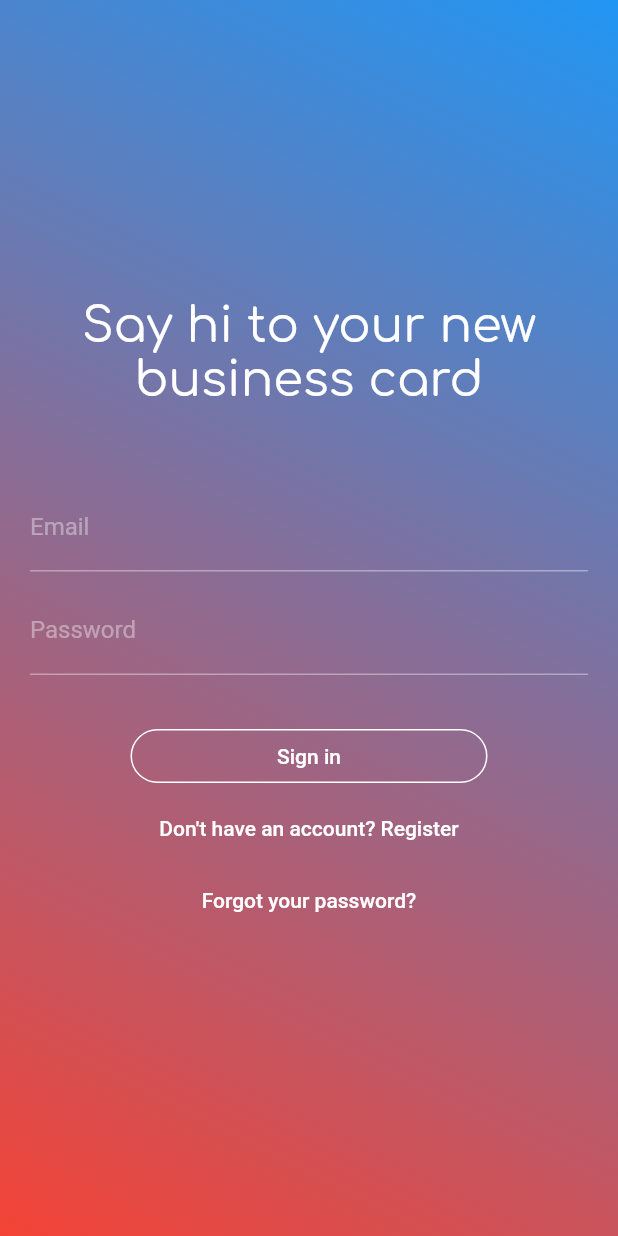
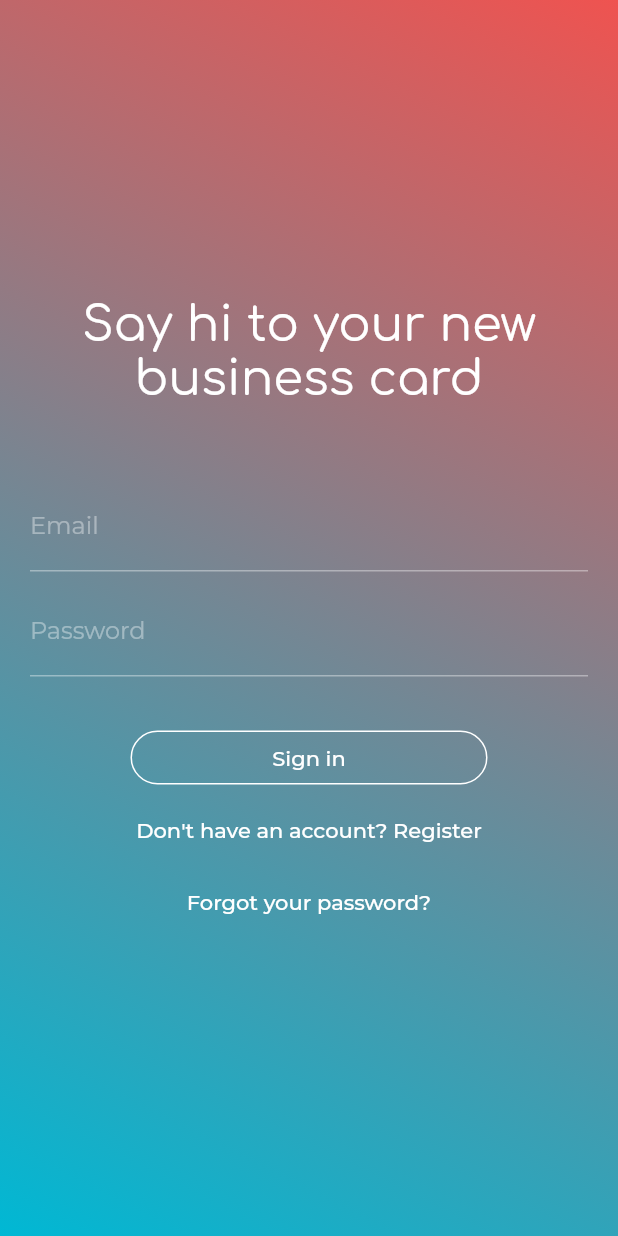
Before and after one commit to Ai-Albert/neomeet, a Flutter app: the screen it shows after launch, on a phone screen of 412 x 824 dp. Run offline on Flutter 3.47's test engine with Material 2 defaults, Android fonts, the phone set to English and light mode, and no system bars; our stand-ins replace cloud_firestore, firebase_auth, firebase_core, google_fonts; missing offline and left inert: qr_code_scanner; accounts and stored records are empty.

Commit message:
Added scanner and fixed laggy button animations

```diff
--- /dev/null
+++ b/lib/custom_widgets/bouncing_button.dart
@@ -0,0 +1,53 @@
+import 'package:flutter/material.dart';
+
+class BouncingButton extends StatefulWidget {
+  final Widget child;
+  final VoidCallback onPress;
+
+  BouncingButton({Key? key, required this.child, required this.onPress})
+      : super(key: key);
+
+  @override
+  _BouncingButtonState createState() => _BouncingButtonState();
+}
+
+class _BouncingButtonState extends State<BouncingButton>
+    with SingleTickerProviderStateMixin {
+  late Animation<double> _scale;
+  late AnimationController _controller;
+
+  @override
+  void initState() {
+    super.initState();
+    _controller = AnimationController(
+      vsync: this,
+      duration: const Duration(milliseconds: 50),
+    );
+    _scale = Tween<double>(begin: 1.0, end: 0.9).animate(CurvedAnimation(
+      parent: _controller, curve: Curves.ease,
+    ));
+  }
+
+  @override
+  void dispose() {
+    _controller.dispose();
+    super.dispose();
+  }
+
+  @override
+  Widget build(BuildContext context) {
+    return Listener(
+      onPointerDown: (PointerDownEvent event) {
+        _controller.forward();
+      },
+      onPointerUp: (PointerUpEvent event) {
+        _controller.reverse();
+        widget.onPress();
+      },
+      child: ScaleTransition(
+        scale: _scale,
+        child: widget.child,
+      ),
+    );
+  }
+}
--- /dev/null
+++ b/lib/custom_widgets/outlined_text_button.dart
@@ -0,0 +1,36 @@
+import 'package:flutter/material.dart';
+import 'package:flutter/services.dart';
+import 'package:google_fonts/google_fonts.dart';
+
+class OutlinedTextButton extends StatelessWidget {
+  const OutlinedTextButton({
+    Key? key,
+    required this.width,
+    required this.text,
+  }) : super(key: key);
+
+  final double width;
+  final String text;
+
+  @override
+  Widget build(BuildContext context) {
+    return TextButton(
+      child: SizedBox(
+        width: width,
+        child: Text(
+          text,
+          textAlign: TextAlign.center,
+          style: GoogleFonts.montserrat(textStyle: TextStyle(color: Colors.white)),
+        ),
+      ),
+      onPressed: () => HapticFeedback.lightImpact(),
+      style: ButtonStyle(
+        overlayColor: MaterialStateColor.resolveWith((states) => Colors.transparent),
+        shape: MaterialStateProperty.all(RoundedRectangleBorder(
+          borderRadius: BorderRadius.circular(50.0),
+          side: BorderSide(color: Colors.white),
+        )),
+      ),
+    );
+  }
+}
--- /dev/null
+++ b/lib/custom_widgets/regular_button.dart
@@ -0,0 +1,35 @@
+import 'package:flutter/material.dart';
+import 'package:flutter/services.dart';
+import 'package:google_fonts/google_fonts.dart';
+
+class RegularButton extends StatelessWidget {
+  const RegularButton({
+    Key? key,
+    required this.width,
+    required this.text,
+  }) : super(key: key);
+
+  final double width;
+  final String text;
+
+  @override
+  Widget build(BuildContext context) {
+    return TextButton(
+      child: SizedBox(
+        width: width,
+        child: Text(
+          text,
+          textAlign: TextAlign.center,
+          style: GoogleFonts.montserrat(textStyle: TextStyle(color: Colors.white)),
+        ),
+      ),
+      onPressed: () => HapticFeedback.vibrate(),
+      style: ButtonStyle(
+        overlayColor: MaterialStateColor.resolveWith((states) => Colors.transparent),
+        shape: MaterialStateProperty.all(RoundedRectangleBorder(
+          borderRadius: BorderRadius.circular(50.0),
+        )),
+      ),
+    );
+  }
+}
--- a/lib/sign_in/sign_in_page.dart
+++ b/lib/sign_in/sign_in_page.dart
@@ -1,13 +1,14 @@
 import 'package:cloud_firestore/cloud_firestore.dart';
-import 'package:digital_contact_card/app/home.dart';
-import 'package:digital_contact_card/custom_widgets/show_alert_dialog.dart';
+import 'package:digital_contact_card/custom_widgets/bouncing_button.dart';
+import 'package:digital_contact_card/custom_widgets/outlined_text_button.dart';
+import 'package:digital_contact_card/custom_widgets/regular_button.dart';
 import 'package:digital_contact_card/custom_widgets/show_exception_alert_dialog.dart';
 import 'package:digital_contact_card/services/auth.dart';
 import 'package:digital_contact_card/sign_in/password_recovery.dart';
 import 'package:flutter/material.dart';
 import 'package:google_fonts/google_fonts.dart';
 import 'package:provider/provider.dart';
-import 'package:digital_contact_card/sign_in/valildators.dart';
+import 'package:digital_contact_card/sign_in/validators.dart';
 
 enum FormType {signIn, register}
 
@@ -83,38 +84,6 @@ class _SignInPageState extends State<SignInPage> with
     );
   }
 
-  /********** ANIMATION STUFF **********/
-
-  late double _scale;
-  late AnimationController _controller;
-
-  @override
-  void initState() {
-    _controller = AnimationController(
-      vsync: this,
-      duration: Duration(milliseconds: 70),
-      lowerBound: 0.0,
-      upperBound: 0.07,
-    )..addListener(() {
-      setState(() {});
-    });
-    super.initState();
-  }
-
-  @override
-  void dispose() {
-    super.dispose();
-    _controller.dispose();
-  }
-
-  void _tapDown(TapDownDetails details) {
-    _controller.forward();
-  }
-
-  void _tapUp(TapUpDetails details) {
-    _controller.reverse();
-  }
-
   /********** UI STUFF **********/
 
   @override
@@ -128,7 +97,6 @@ class _SignInPageState extends State<SignInPage> with
     bool submitValid = !_loading && emailValid && passwordValid;
     bool showEmailError = _submitted && !emailValid;
     bool showPasswordError = _submitted && !passwordValid;
-    _scale = 1 - _controller.value;
 
     return Scaffold(
       body: Container(
@@ -136,7 +104,7 @@ class _SignInPageState extends State<SignInPage> with
           gradient: LinearGradient(
             begin: Alignment.topRight,
             end: Alignment.bottomLeft,
-            colors: [Colors.blue, Colors.red],
+            colors: [Colors.red[400]!, Colors.cyanAccent[700]!],
           ),
         ),
         child: Padding(
@@ -158,10 +126,10 @@ class _SignInPageState extends State<SignInPage> with
               ),
               SizedBox(height: 50.0),
               TextField(
-                style: TextStyle(color: Colors.white),
+                style: GoogleFonts.montserrat(textStyle: TextStyle(color: Colors.white)),
                 decoration: InputDecoration(
                   labelText: 'Email',
-                  labelStyle: TextStyle(color: Colors.white38),
+                  labelStyle: GoogleFonts.montserrat(textStyle: TextStyle(color: Colors.white38)),
                   errorText: showEmailError ? 'Email can\'t be empty' : null,
                   errorStyle: TextStyle(color: Colors.white),
                   enabledBorder: UnderlineInputBorder(borderSide: BorderSide(color: Colors.white38)),
@@ -176,10 +144,10 @@ class _SignInPageState extends State<SignInPage> with
               ),
               SizedBox(height: 10.0),
               TextField(
-                style: TextStyle(color: Colors.white),
+                style: GoogleFonts.montserrat(textStyle: TextStyle(color: Colors.white)),
                 decoration: InputDecoration(
                   labelText: 'Password',
-                  labelStyle: TextStyle(color: Colors.white38),
+                  labelStyle: GoogleFonts.montserrat(textStyle: TextStyle(color: Colors.white38)),
                   errorText: showPasswordError ? 'Password can\'t be empty' : null,
                   errorStyle: TextStyle(color: Colors.white),
                   enabledBorder: UnderlineInputBorder(borderSide: BorderSide(color: Colors.white38)),
@@ -193,14 +161,7 @@ class _SignInPageState extends State<SignInPage> with
                 onChanged: (_password) => _updateState(),
               ),
               SizedBox(height: 30.0),
-              GestureDetector(
-                onTapDown: _tapDown,
-                onTapUp: _tapUp,
-                child: Transform.scale(
-                  scale: _scale,
-                  child: _signInButton(primaryButtonText, submitValid),
-                ),
-              ),
+              _signInButton(primaryButtonText, submitValid),
               _switchButton(secondaryButtonText),
               _forgotPasswordButton(_formState == FormType.signIn ? "Forgot your password?" : " "),
             ],
@@ -211,69 +172,34 @@ class _SignInPageState extends State<SignInPage> with
   }
 
   Widget _signInButton(String primaryButtonText, bool submitValid) {
-    return TextButton(
-      child: SizedBox(
+    return BouncingButton(
+      child: OutlinedTextButton(
         width: MediaQuery.of(context).size.width - 40 - 150,
-        child: Text(
-          primaryButtonText,
-          textAlign: TextAlign.center,
-          style: TextStyle(color: Colors.white),
-        ),
+        text: primaryButtonText,
       ),
-      onPressed: submitValid ? submit : null,
-      style: ButtonStyle(
-        overlayColor: MaterialStateColor.resolveWith((states) => Colors.transparent),
-        shape: MaterialStateProperty.all(RoundedRectangleBorder(
-          borderRadius: BorderRadius.circular(50.0),
-          side: BorderSide(color: Colors.white),
-        )),
-      ),
+      onPress: submitValid ? submit : () {},
     );
   }
 
   Widget _switchButton(String secondaryButtonText) {
-    return TextButton(
-      child: SizedBox(
-        width: MediaQuery.of(context).size.width - 40 - 150,
-        child: Text(
-          secondaryButtonText,
-          textAlign: TextAlign.center,
-          style: TextStyle(
-            color: Colors.white,
-          ),
-        ),
+    return BouncingButton(
+      child: RegularButton(
+        width: MediaQuery.of(context).size.width - 40,
+        text: secondaryButtonText,
       ),
-      onPressed: !_loading ? changeFormType : null,
-      style: ButtonStyle(
-        overlayColor: MaterialStateColor.resolveWith((states) => Colors.transparent),
-        shape: MaterialStateProperty.all(RoundedRectangleBorder(
-          borderRadius: BorderRadius.circular(50.0),
-        )),
-      ),
+      onPress: !_loading ? changeFormType : () {},
     );
   }
 
   Widget _forgotPasswordButton(String text) {
-    return TextButton(
-      child: SizedBox(
-        width: MediaQuery.of(context).size.width - 40 - 150,
-        child: Text(
-          text,
-          textAlign: TextAlign.center,
-          style: TextStyle(
-            color: Colors.white,
-          ),
-        ),
+    return BouncingButton(
+      child: RegularButton(
+        width: MediaQuery.of(context).size.width - 40,
+        text: text,
       ),
-      onPressed: () => Navigator.of(context).push(MaterialPageRoute(
+      onPress: text == " " ? () {} : () => Navigator.of(context).push(MaterialPageRoute(
         builder: (context) => PasswordRecovery(),
       )),
-      style: ButtonStyle(
-        overlayColor: MaterialStateColor.resolveWith((states) => Colors.transparent),
-        shape: MaterialStateProperty.all(RoundedRectangleBorder(
-          borderRadius: BorderRadius.circular(50.0),
-        )),
-      ),
     );
   }
 }
--- a/pubspec.yaml
+++ b/pubspec.yaml
@@ -30,6 +30,8 @@ dependencies:
   intl: ^0.17.0
   flutter_launcher_icons: ^0.9.0
   google_fonts: ^2.1.0
+  qr_code_scanner: ^0.5.2
+  url_launcher: ^6.0.9
 
   # The following adds the Cupertino Icons font to your application.
   # Use with the CupertinoIcons class for iOS style icons.
```
Also changed, not shown: lib/app/home.dart (+53 -6 lines), lib/app/scanner.dart (added, +110 -0 lines), lib/custom_widgets/utility_button.dart (added, +32 -0 lines), lib/sign_in/password_recovery.dart (+22 -61 lines), lib/app/settings.dart (added), lib/sign_in/validators.dart (renamed from lib/sign_in/valildators.dart), pubspec.lock, 1 other file.
